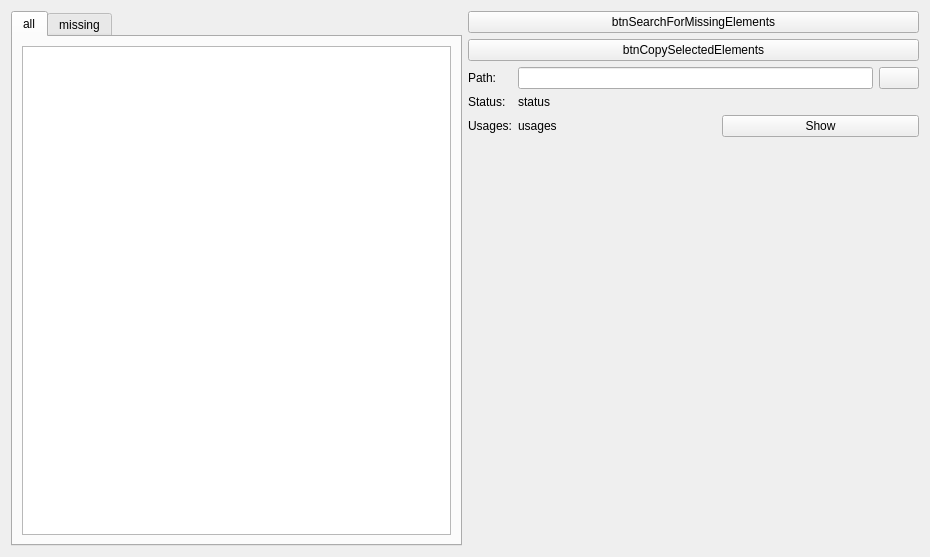
Old version of the form OTModules/wVerifyMap/wdgtab.ui in the repository pietr26/OMSI-Tools.
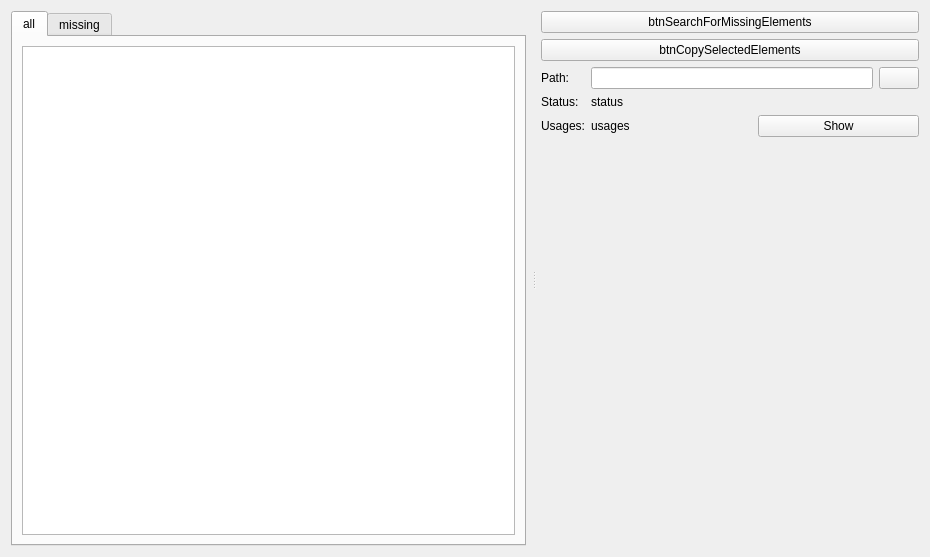
New version of the form. The open tabs and pages were chosen to show the change. Icons and pictures are not drawn.

Commit message: minor ui improvements in wverifymap and wdgtab

```diff
--- a/OTModules/wVerifyMap/wdgtab.ui
+++ b/OTModules/wVerifyMap/wdgtab.ui
@@ -15,7 +15,23 @@
   </property>
   <layout class="QHBoxLayout" name="horizontalLayout_3">
    <item>
+    <widget class="QSplitter" name="splitter">
+     <property name="orientation">
+      <enum>Qt::Orientation::Horizontal</enum>
+     </property>
+     <property name="handleWidth">
+      <number>15</number>
+     </property>
+     <property name="childrenCollapsible">
+      <bool>false</bool>
+     </property>
     <widget class="QTabWidget" name="twgItems">
+      <property name="minimumSize">
+       <size>
+        <width>200</width>
+        <height>0</height>
+       </size>
+      </property>
      <property name="currentIndex">
       <number>1</number>
      </property>
@@ -93,9 +109,8 @@
       </layout>
      </widget>
     </widget>
-   </item>
-   <item>
-    <layout class="QVBoxLayout" name="verticalLayout_4">
+     <widget class="QWidget" name="">
+      <layout class="QVBoxLayout" name="verticalLayout_4" stretch="0,0,0">
      <item>
       <layout class="QVBoxLayout" name="verticalLayout_3">
        <item>
@@ -126,7 +141,11 @@
        <item row="0" column="1">
         <layout class="QHBoxLayout" name="horizontalLayout_2">
          <item>
-          <widget class="QLineEdit" name="ledPath"/>
+            <widget class="QLineEdit" name="ledPath">
+             <property name="readOnly">
+              <bool>true</bool>
+             </property>
+            </widget>
          </item>
          <item>
           <widget class="QPushButton" name="btnCopyPath">
@@ -195,6 +214,8 @@
       </spacer>
      </item>
     </layout>
+     </widget>
+    </widget>
    </item>
   </layout>
  </widget>
```
Left out of the diff: 2 changed lines with no effect on the pictures. Lines whose indentation alone changed are shown as unchanged. The commit also changes 1 other file.
